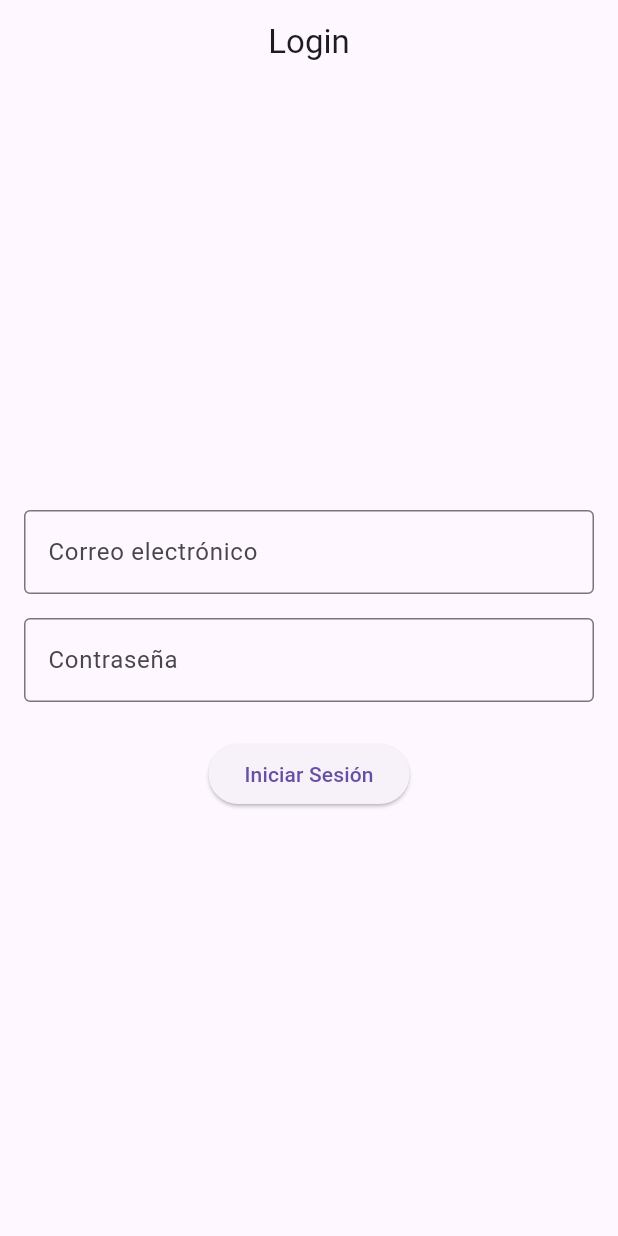
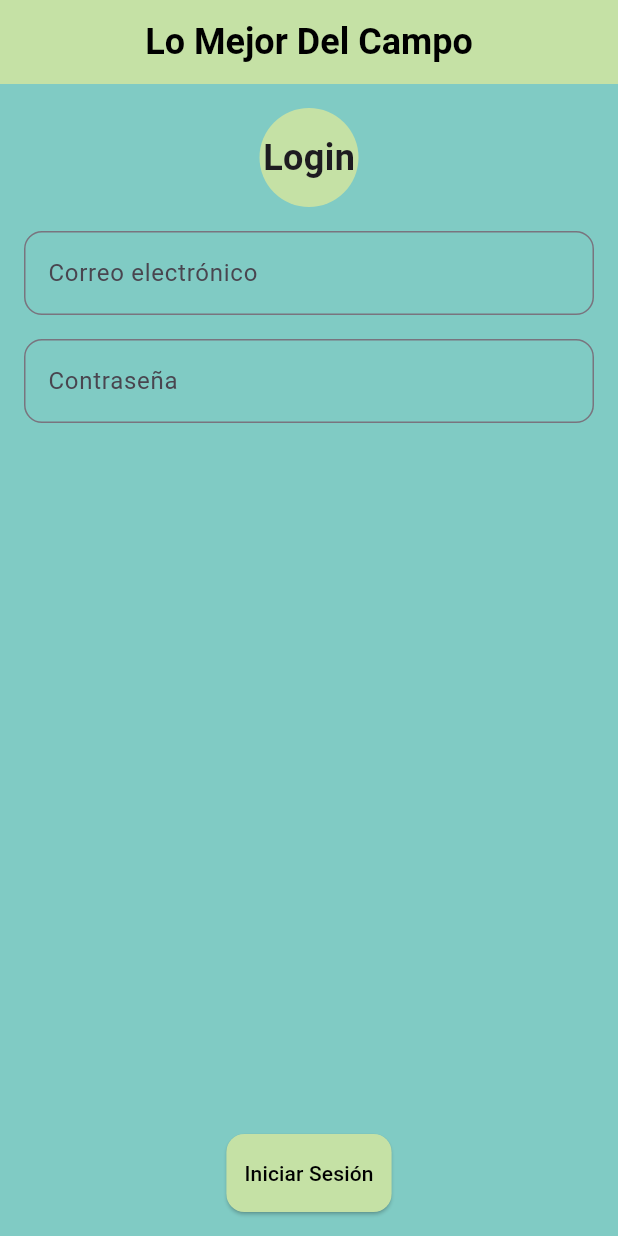
Before and after one commit to Mondacars0165/verduleria-1, a Flutter app: the screen it shows after launch, on a phone screen of 412 x 824 dp. Run offline on Flutter 3.47's test engine with Material 3 defaults, Android fonts, the phone set to English and light mode, and no system bars; our stand-ins replace cloud_firestore, firebase_auth, firebase_core; accounts and stored records are empty.

Commit message:
pintado y ajuste de login

```diff
--- a/lib/vistas/login.dart
+++ b/lib/vistas/login.dart
@@ -4,7 +4,7 @@ import 'package:firebase_auth/firebase_auth.dart';
 import 'package:verduleria/servicios/auth.service.dart';
 import 'package:verduleria/vistas/homeadm.dart';
 import 'package:verduleria/vistas/homenrm.dart';
-import 'package:verduleria/servicios/productos.services.dart'; // Asegúrate de importar la clase ProductosService
+import 'package:verduleria/servicios/productos.services.dart';
 
 class LoginScreen extends StatelessWidget {
   final TextEditingController emailController = TextEditingController();
@@ -23,7 +23,6 @@ class LoginScreen extends StatelessWidget {
       );
 
       if (userCredential.user != null) {
-        // Si el correo es admin@admin.cl, ir a HomeAdmin, de lo contrario, ir a HomeNormalUser
         if (userCredential.user!.email == 'admin@admin.cl') {
           Navigator.pushReplacement(
             context,
@@ -37,7 +36,7 @@ class LoginScreen extends StatelessWidget {
             MaterialPageRoute(
               builder: (context) => HomeNRM(
                 authService: _authService,
-                productosService: ProductosService(), // Aquí está la corrección
+                productosService: ProductosService(),
               ),
             ),
           );
@@ -54,19 +53,52 @@ class LoginScreen extends StatelessWidget {
   Widget build(BuildContext context) {
     return Scaffold(
       appBar: AppBar(
-        title: Text('Login'),
+        title: Text('Lo Mejor Del Campo',
+            style: TextStyle(
+                fontSize: 24,
+                fontWeight: FontWeight.bold,
+                color: Colors.black)),
         centerTitle: true,
+        backgroundColor: Colors.lightGreen[200],
       ),
-      body: Padding(
+      body: SafeArea(
+        child: Container(
+          color: Colors.teal[200],
+          child: Padding(
             padding: const EdgeInsets.all(16.0),
             child: Column(
               mainAxisAlignment: MainAxisAlignment.center,
+              children: [
+                Container(
+                  decoration: BoxDecoration(
+                    shape: BoxShape.circle,
+                    color: Colors.lightGreen[200],
+                  ),
+                  child: Padding(
+                    padding: const EdgeInsets.all(16.0),
+                    child: Text(
+                      'Login',
+                      style: TextStyle(
+                        fontSize: 24.0,
+                        fontWeight: FontWeight.bold,
+                      ),
+                    ),
+                  ),
+                ),
+                SizedBox(height: 16.0),
+                Expanded(
+                  child: SingleChildScrollView(
+                    child: Column(
                       children: [
                         TextField(
                           controller: emailController,
                           decoration: InputDecoration(
                             labelText: 'Correo electrónico',
-                border: OutlineInputBorder(),
+                            border: OutlineInputBorder(
+                              borderRadius: BorderRadius.circular(12.0),
+                            ),
+                            contentPadding: EdgeInsets.symmetric(
+                                vertical: 16.0, horizontal: 12.0),
                           ),
                         ),
                         SizedBox(height: 16.0),
@@ -75,7 +107,15 @@ class LoginScreen extends StatelessWidget {
                           obscureText: true,
                           decoration: InputDecoration(
                             labelText: 'Contraseña',
-                border: OutlineInputBorder(),
+                            border: OutlineInputBorder(
+                              borderRadius: BorderRadius.circular(12.0),
+                            ),
+                            contentPadding: EdgeInsets.symmetric(
+                                vertical: 16.0, horizontal: 12.0),
+                          ),
+                        ),
+                      ],
+                    ),
                   ),
                 ),
                 SizedBox(height: 24.0),
@@ -83,9 +123,20 @@ class LoginScreen extends StatelessWidget {
                   onPressed: () async {
                     await _signInWithEmailAndPassword(context);
                   },
-              child: Text('Iniciar Sesión'),
+                  style: ElevatedButton.styleFrom(
+                    primary: Colors.lightGreen[200],
+                    shape: RoundedRectangleBorder(
+                      borderRadius: BorderRadius.circular(12.0),
+                    ),
+                    padding:
+                        EdgeInsets.symmetric(vertical: 16.0, horizontal: 12.0),
+                  ),
+                  child: Text('Iniciar Sesión',
+                      style: TextStyle(color: Colors.black)),
                 ),
               ],
+            ),
+          ),
         ),
       ),
     );
```
Lines whose indentation alone changed are shown as unchanged.
